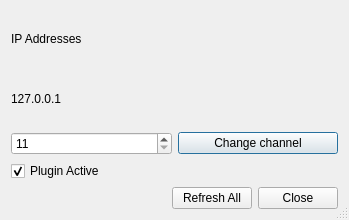
Above: de_web_widget.ui from dresden-elektronik/deconz-rest-plugin before the change. Below: the same form after it.
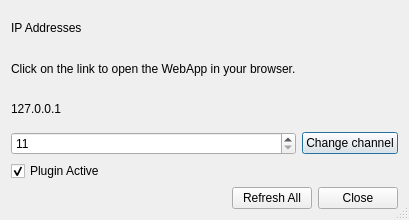
That is the form after the change.

Commit message: Provide links to the WebApp in the REST widget

```diff
--- a/de_web_widget.ui
+++ b/de_web_widget.ui
@@ -24,14 +24,14 @@
      </property>
     </widget>
    </item>
-   <item row="1" column="0">
+   <item row="2" column="0">
     <widget class="QLabel" name="ipAddressesLabel">
      <property name="text">
       <string>127.0.0.1</string>
      </property>
     </widget>
    </item>
-   <item row="2" column="0">
+   <item row="3" column="0">
     <widget class="QSpinBox" name="channelSpinBox">
      <property name="minimum">
       <number>11</number>
@@ -41,14 +41,14 @@
      </property>
     </widget>
    </item>
-   <item row="2" column="1">
+   <item row="3" column="1">
     <widget class="QPushButton" name="changeChannelButton">
      <property name="text">
       <string>Change channel</string>
      </property>
     </widget>
    </item>
-   <item row="4" column="0" colspan="2">
+   <item row="5" column="0" colspan="2">
     <layout class="QHBoxLayout" name="horizontalLayout">
      <item>
       <spacer name="horizontalSpacer_2">
@@ -79,7 +79,7 @@
      </item>
     </layout>
    </item>
-   <item row="3" column="0">
+   <item row="4" column="0">
     <widget class="QCheckBox" name="pluginActiveCheckBox">
      <property name="text">
       <string>Plugin Active</string>
@@ -89,6 +89,13 @@
      </property>
     </widget>
    </item>
+   <item row="1" column="0">
+    <widget class="QLabel" name="label_2">
+     <property name="text">
+      <string>Click on the link to open the WebApp in your browser.</string>
+     </property>
+    </widget>
+   </item>
   </layout>
  </widget>
  <resources/>
```
The commit also changes 1 other file.
